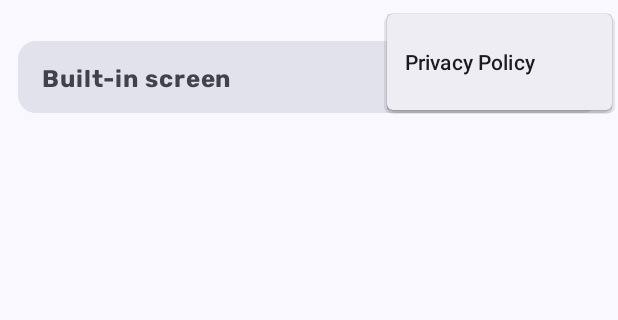
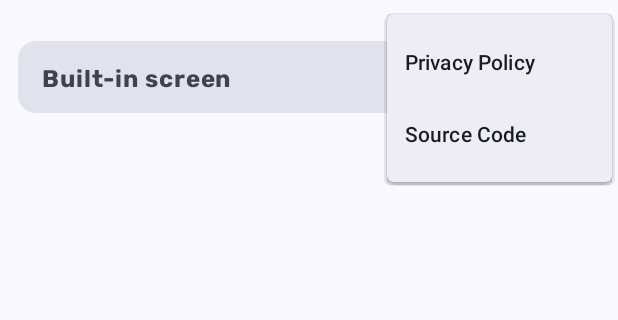
Before and after one commit to xpoi5010/eP-Display-Info, an Android app built with Jetpack Compose: the screen it shows after launch (MainActivity), after a tap on "More options", on a phone screen of 412 x 824 dp, the part 70-390 px from its top. Run offline under Robolectric (Android 15) with nearby library versions, the phone set to English and light mode, and no system bars.

Commit message:
Update something

```diff
--- a/ePDisplayInfo/build.gradle
+++ b/ePDisplayInfo/build.gradle
@@ -13,8 +13,8 @@ android {
         applicationId 'com.epstudio.displayinfo'
         minSdk = 30
         targetSdk = 34
-        versionCode 1
-        versionName "1.0"
+        versionCode 24050100
+        versionName "24.05.01"
         testInstrumentationRunner "androidx.test.runner.AndroidJUnitRunner"
         vectorDrawables {
             useSupportLibrary true
--- a/ePDisplayInfo/src/main/java/com/epstudio/displayinfo/EPDisplayInfoApplication.kt
+++ b/ePDisplayInfo/src/main/java/com/epstudio/displayinfo/EPDisplayInfoApplication.kt
@@ -9,14 +9,11 @@ class EPDisplayInfoApplication : Application(){
 
     override fun onCreate() {
         super.onCreate()
-        val classee = Class.forName("android.os.ServiceManager")
-        val methodd = classee.getMethod("listServices")
-        val services = methodd.invoke(null)
         container = AppContainerImpl(this)
     }
 
     companion object{
-        const val website : String = "https://www.epstudio.cc"
-        const val privacyPolicy : String = "https://www.epstudio.cc/post/12"
+        const val sourceCode : String = "https://github.com/xpoi5010/eP-Display-Info"
+        const val privacyPolicy : String = "https://github.com/xpoi5010/eP-Display-Info/blob/main/PrivacyPolicy.md"
     }
 }
--- a/ePDisplayInfo/src/main/java/com/epstudio/displayinfo/MainActivity.kt
+++ b/ePDisplayInfo/src/main/java/com/epstudio/displayinfo/MainActivity.kt
@@ -1,72 +1,32 @@
 package com.epstudio.displayinfo
 
-import android.app.ActivityOptions
 import android.content.Context
 import android.content.Intent
-import android.hardware.display.DisplayManager
-import android.hardware.display.DisplayManager.DisplayListener
 import android.net.Uri
-import android.os.Build
 import android.os.Bundle
 import androidx.activity.ComponentActivity
 import androidx.activity.compose.setContent
 import androidx.activity.enableEdgeToEdge
-import androidx.activity.result.contract.ActivityResultContracts
-import androidx.annotation.RequiresApi
-import androidx.compose.animation.AnimatedContent
-import androidx.compose.animation.SizeTransform
-import androidx.compose.animation.core.EaseOutExpo
-import androidx.compose.animation.core.tween
-import androidx.compose.animation.fadeIn
-import androidx.compose.animation.fadeOut
-import androidx.compose.animation.togetherWith
-import androidx.compose.foundation.layout.Arrangement
-import androidx.compose.foundation.layout.Column
-import androidx.compose.foundation.layout.fillMaxHeight
-import androidx.compose.foundation.layout.fillMaxSize
-import androidx.compose.foundation.layout.height
-import androidx.compose.foundation.layout.padding
-import androidx.compose.foundation.layout.width
+import androidx.compose.foundation.layout.*
 import androidx.compose.foundation.rememberScrollState
 import androidx.compose.foundation.verticalScroll
 import androidx.compose.material.icons.Icons
 import androidx.compose.material.icons.filled.MoreVert
 import androidx.compose.material3.CenterAlignedTopAppBar
 import androidx.compose.material3.ExperimentalMaterial3Api
-import androidx.compose.material3.Icon
-import androidx.compose.material3.IconButton
-import androidx.compose.material3.MaterialTheme
-import androidx.compose.material3.Scaffold
-import androidx.compose.material3.Surface
-import androidx.compose.material3.Text
-import androidx.compose.material3.DropdownMenu
-import androidx.compose.material3.DropdownMenuItem
-import androidx.compose.material3.TopAppBar
-import androidx.compose.material3.TopAppBarColors
-import androidx.compose.material3.TopAppBarDefaults
-import androidx.compose.material3.TopAppBarDefaults.topAppBarColors
-import androidx.compose.material3.TopAppBarScrollBehavior
-import androidx.compose.material3.TopAppBarState
-import androidx.compose.material3.rememberTopAppBarState
+import androidx.compose.material3.*
 import androidx.compose.runtime.Composable
 import androidx.compose.runtime.getValue
 import androidx.compose.runtime.key
-import androidx.compose.runtime.mutableStateListOf
-import androidx.compose.runtime.mutableStateMapOf
 import androidx.compose.runtime.mutableStateOf
 import androidx.compose.runtime.remember
 import androidx.compose.runtime.setValue
 import androidx.compose.runtime.snapshots.SnapshotStateMap
 import androidx.compose.ui.Modifier
-import androidx.compose.ui.graphics.Color
 import androidx.compose.ui.input.nestedscroll.nestedScroll
-import androidx.compose.ui.text.font.Font
-import androidx.compose.ui.text.font.FontFamily
 import androidx.compose.ui.text.font.FontWeight
 import androidx.compose.ui.tooling.preview.Preview
 import androidx.compose.ui.unit.dp
-import androidx.compose.ui.unit.sp
-import androidx.core.content.getSystemService
 import com.epstudio.displayinfo.data.AppContainer
 import com.epstudio.displayinfo.data.impl.PreviewAppContainerImpl
 import com.epstudio.displayinfo.ui.theme.DisplayInfoTheme
@@ -79,8 +39,6 @@ open class MainActivity : ComponentActivity() {
         enableEdgeToEdge()
         super.onCreate(savedInstanceState)
         val appContainer = (application as EPDisplayInfoApplication).container
-        val attr = window.attributes
-        window.attributes = attr
         setContent {
             DisplayInfoTheme {
                 // A surface container using the 'background' color from the theme
@@ -89,24 +47,6 @@ open class MainActivity : ComponentActivity() {
                 }
             }
         }
-//        for(display in appContainer.displayInfoRepository.getDisplays()){
-//            if(display.key != this.display?.displayId){
-//                val secondIntent = Intent(this, DisplayIdentifyActivity::class.java)
-//                secondIntent.addFlags(
-//                    Intent.FLAG_ACTIVITY_MULTIPLE_TASK
-//                            or Intent.FLAG_ACTIVITY_NO_ANIMATION
-//                            or Intent.FLAG_ACTIVITY_LAUNCH_ADJACENT
-//                            or Intent.FLAG_ACTIVITY_EXCLUDE_FROM_RECENTS
-//                )
-//                val options = ActivityOptions.makeBasic()
-//                options.launchDisplayId = display.key
-//                startActivity(
-//                    secondIntent,
-//                    options.toBundle()
-//                )
-//            }
-//
-//        }
     }
 }
 
@@ -164,6 +104,18 @@ fun EPDisplayInfoApp(
                                 appContext?.startActivity(browserIntent)
                                 isDropdownMenuExpanded = false
                             })
+
+                        DropdownMenuItem(
+                            text = {
+                                Text(
+                                    text="Source Code"
+                                )
+                            },
+                            onClick = {
+                                val browserIntent = Intent(Intent.ACTION_VIEW, Uri.parse(EPDisplayInfoApplication.sourceCode))
+                                appContext?.startActivity(browserIntent)
+                                isDropdownMenuExpanded = false
+                            })
                     }
                 }
             )
```
Also changed, not shown: 3 other files.
